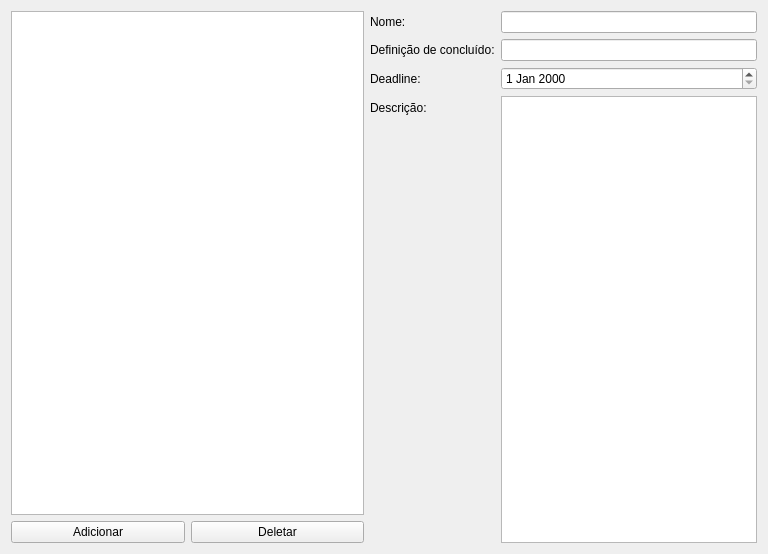
Old version of the form forms/objectivesEditor.ui in the repository gusttav-lang/Financial-Controller.
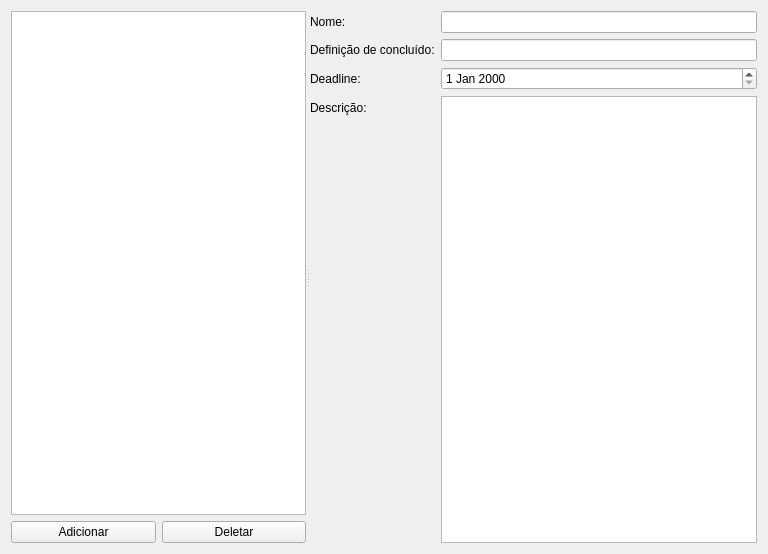
New version of the form.

Commit message: adicionado splitter nas interfaces

```diff
--- a/forms/objectivesEditor.ui
+++ b/forms/objectivesEditor.ui
@@ -13,8 +13,13 @@
   <property name="windowTitle">
    <string>Brokers</string>
   </property>
-  <layout class="QHBoxLayout" name="horizontalLayout_2">
-   <item>
+  <layout class="QGridLayout" name="gridLayout">
+   <item row="0" column="0">
+    <widget class="QSplitter" name="splitter">
+     <property name="orientation">
+      <enum>Qt::Horizontal</enum>
+     </property>
+     <widget class="QWidget" name="">
     <layout class="QVBoxLayout" name="verticalLayout">
      <item>
       <widget class="QListWidget" name="lw_objectives_list"/>
@@ -38,8 +43,8 @@
       </layout>
      </item>
     </layout>
-   </item>
-   <item>
+     </widget>
+     <widget class="QWidget" name="">
     <layout class="QFormLayout" name="formLayout">
      <item row="0" column="0">
       <widget class="QLabel" name="label">
@@ -82,6 +87,8 @@
       <widget class="QDateEdit" name="dateEdit_deadline"/>
      </item>
     </layout>
+     </widget>
+    </widget>
    </item>
   </layout>
  </widget>
```
Lines whose indentation alone changed are shown as unchanged. The commit also changes 12 other files.
